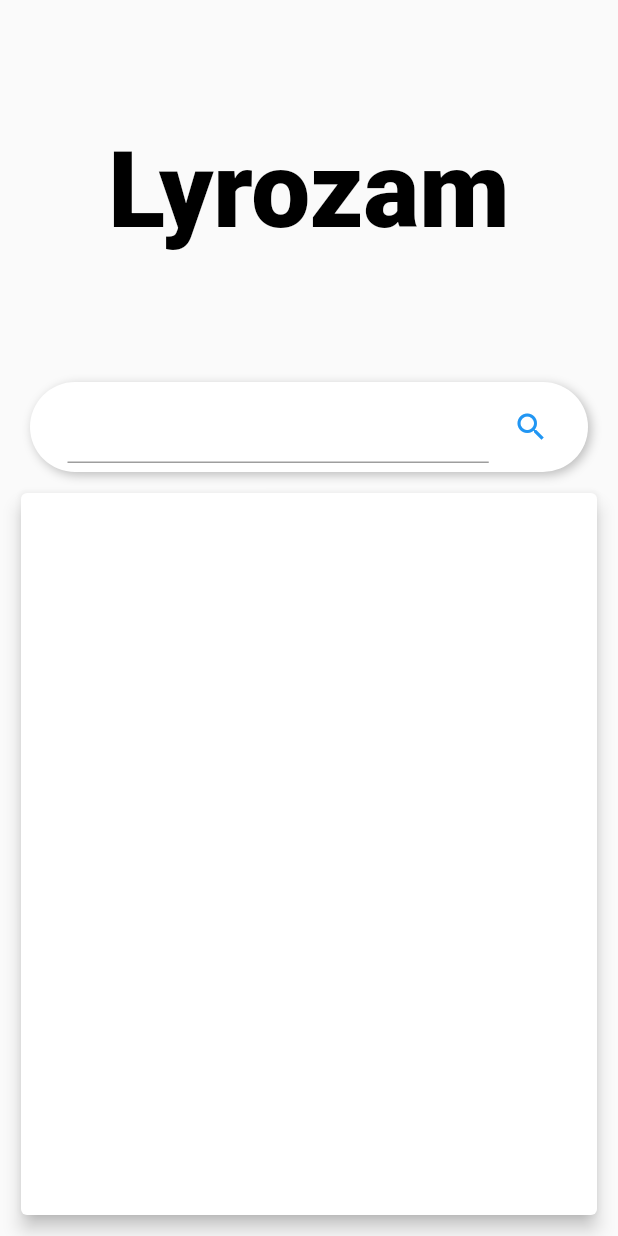
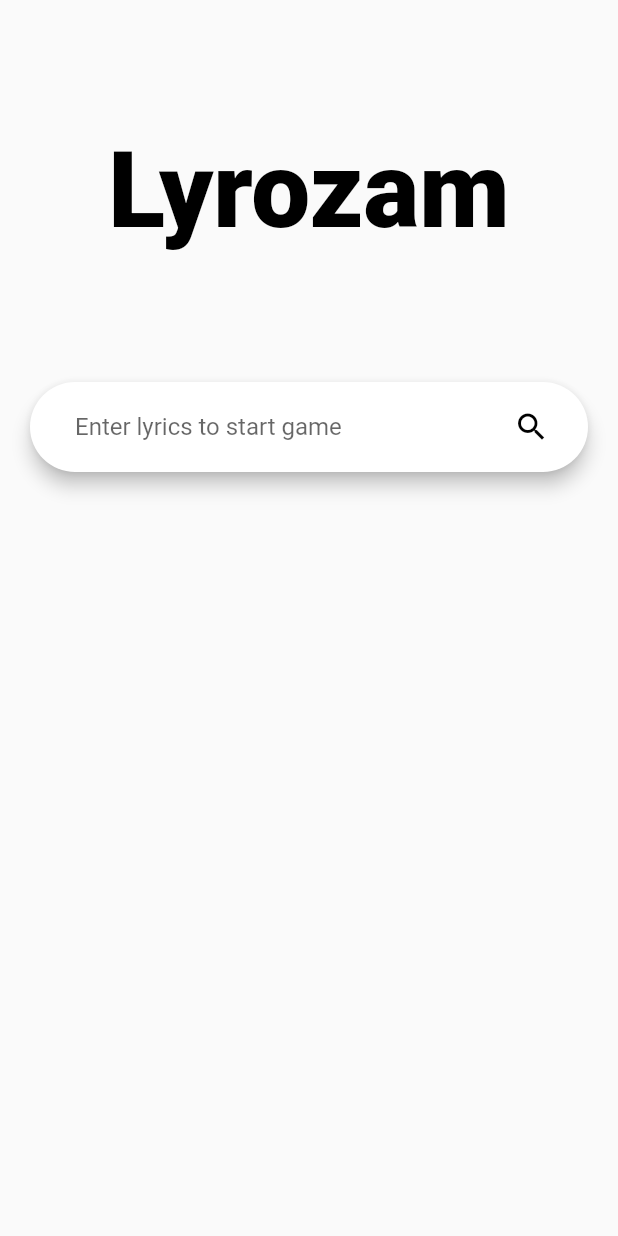
Before and after one commit to keyclicker/Lyrozam, a Flutter app: the screen it shows after launch, on a phone screen of 412 x 824 dp. Run offline on Flutter 3.47's test engine with Material 2 defaults, Android fonts, the phone set to English and light mode, and no system bars.

```diff
--- /dev/null
+++ b/lib/api/config.dart
@@ -0,0 +1,4 @@
+const Map config = {
+  'auddIoApiKey': 'ed4595dc618928554fcd7cf659dd6dbe',
+  'resultsLimit': 5
+};
--- a/lib/homepage.dart
+++ b/lib/homepage.dart
@@ -1,14 +1,32 @@
+import 'dart:ui';
+
 import 'package:flutter/cupertino.dart';
 import 'package:flutter/material.dart';
-import 'package:vector_math/vector_math.dart' as math;
+
+import 'dialogs.dart';
 import 'player.dart';
+import 'api/main.dart';
 
-class HomePage extends StatelessWidget {
+class HomePage extends StatefulWidget {
+  @override
+  HomePageState createState() => HomePageState();
+}
+
+var playerScore = 0;
+var lysoramScore = 0;
+
+String lyrics;
+
+
+class HomePageState extends State<HomePage> {
+  var isSearchButtonActive = true;
+
   @override
   Widget build(BuildContext context) {
     final size = MediaQuery.of(context).size;
 
     return Scaffold(
+      resizeToAvoidBottomInset: false,
         body: Center(
             child: Column(
               mainAxisAlignment: MainAxisAlignment.center,
@@ -16,7 +34,7 @@ class HomePage extends StatelessWidget {
 
               children: <Widget>[
                 Expanded(
-                  flex: 1,
+                  flex: 2,
                   child: Center(
                     child: Text('Lyrozam', style: TextStyle(
                         fontSize: 70,
@@ -28,17 +46,9 @@ class HomePage extends StatelessWidget {
                   flex: 0,
                   child: _buildSearch(context),
                 ),
-                Expanded(
-                  flex: 2,
-                  child: Container(
-                    padding: EdgeInsets.all(10),
-                    child: Card(
-                        elevation: 5,
-                        child: ListTile()
-                    ),
-                  ),
+                  Spacer(
+                    flex: 4,
                   )
-
               ],
             )
         )
@@ -49,53 +59,48 @@ class HomePage extends StatelessWidget {
     return Center(
       child: Container(
         height: 60,
+        child: Card(
+            elevation: 5,
+            clipBehavior: Clip.antiAlias,
+            shape: RoundedRectangleBorder(borderRadius: BorderRadius.circular(200.0)),
             margin: EdgeInsets.symmetric(horizontal: 20),
-          padding: EdgeInsets.only(right: 10, left: 25),
-          decoration: BoxDecoration(
-              color: Colors.white,
-              borderRadius: BorderRadius.circular(50),
-              boxShadow: [
-                BoxShadow(
-                    color: Color.fromRGBO(0, 0, 0, 0.25),
-                    blurRadius: 5,
-                    offset: Offset(2,2)
-                )
-              ]
-          ),
-
+            child: Container(
+              padding: EdgeInsets.only(right: 10, left: 30),
               child: Row(
                 children: <Widget>[
                   Expanded(
                     flex: 5,
                     child: TextField(
+                      decoration: InputDecoration(
+                          border: InputBorder.none,
+                          hintText: 'Enter lyrics to start game'
+                      ),
+                      onChanged: (string) {
+                        lyrics = string;
+                      },
                     ),
                   ),
-
                   Expanded(
                     flex: 1,
                     child: IconButton(
-                    icon: Icon(Icons.search, color: Colors.blue,),
-                    onPressed: () => showGeneralDialog(
-                      context: context,
-                      barrierDismissible: false,
-                      pageBuilder: (context, anim1, anim2) {},
-                      barrierColor: Color.fromRGBO(0, 0, 0, 0.25),
+                        icon: Icon(Icons.search, color: Colors.black,),
+                        onPressed: () async {
+                          if (lyrics.isNotEmpty && isSearchButtonActive)
+                          {
+                            isSearchButtonActive = false;
+                            Player.songs = await getSong(lyrics);
+                            print(Player.songs);
+                            popupDialog(context, Player());
+                            isSearchButtonActive = true;
+                          }
 
-                      transitionDuration: Duration(milliseconds: 200),
-                      transitionBuilder: (context, anim1, anim2, child) {
-                        return Transform.scale(
-                          scale: anim1.value,
-                          child: Opacity(
-                            opacity: anim1.value,
-                              child: Player()
+                        }
                     )
-                        );
-                      },
+                  )
+                ],
+              ),
             )
         ),
-              )
-            ],
-          )
       ),
     );
   }
--- a/lib/main.dart
+++ b/lib/main.dart
@@ -1,12 +1,17 @@
 import 'package:flutter/material.dart';
+import 'package:lyrozam/mywidgets.dart';
 import 'homepage.dart';
 
 class App extends StatelessWidget {
   @override
   Widget build(BuildContext context) {
     return MaterialApp(
-      theme: ThemeData.light(),
-      home: HomePage()
+        theme: ThemeData(
+          brightness: Brightness.light,
+          primaryColor: Colors.redAccent[800],
+          accentColor: Colors.green,
+        ),
+        home: HomePage()
     );
   }
 }
```
Also changed, not shown: lib/api/main.dart (added, +108 -0 lines), lib/dialogs.dart (added, +67 -0 lines), lib/mywidgets.dart (+7 -10 lines), lib/player.dart (+73 -23 lines). Lines whose indentation alone changed are shown as unchanged.
